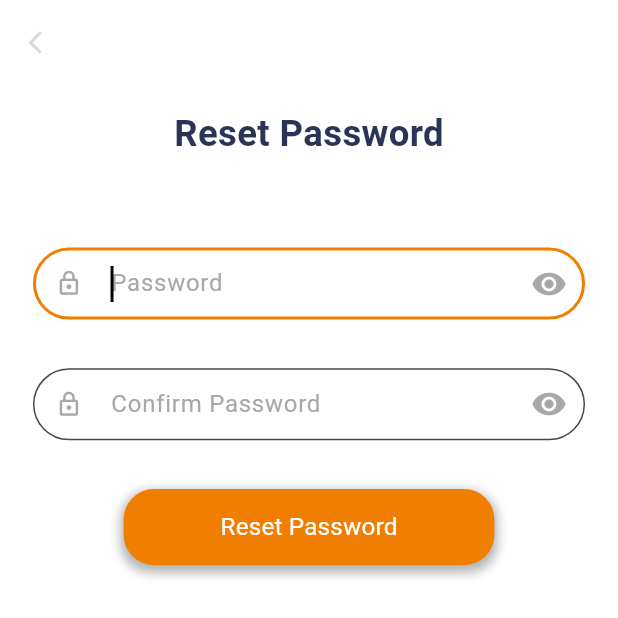
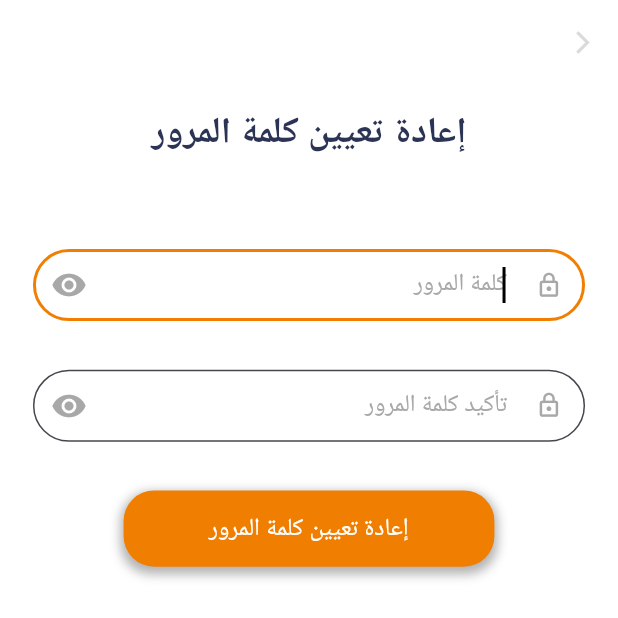
Before and after one commit to mahmoudsaber11/AlmosaferSah, a Flutter app: the ResetPasswordView screen opened by its route, on a phone screen of 412 x 824 dp. Shown: the top 618 px of the screen. Run offline on Flutter 3.47's test engine with Material 3 defaults, Android fonts, the light colour scheme and no system bars; our stand-ins replace equatable, flutter_bloc, flutter_screenutil, get_it, pinput, shared_preferences; accounts and stored records are empty.

Commit message:
finish reset password UI arabic

```diff
--- a/lib/almosafer_app.dart
+++ b/lib/almosafer_app.dart
@@ -16,7 +16,7 @@ class AlmosaferApp extends StatelessWidget {
       minTextAdapt: true,
       splitScreenMode: true,
       child: MaterialApp(
-        locale: const Locale('en'),
+        locale: const Locale('ar'),
         localizationsDelegates: const [
           S.delegate,
           GlobalMaterialLocalizations.delegate,
--- a/lib/features/auth/presentation/view/reset_password_view.dart
+++ b/lib/features/auth/presentation/view/reset_password_view.dart
@@ -2,6 +2,7 @@ import 'package:almosafer_sah/core/utils/functions/app_colors.dart';
 import 'package:almosafer_sah/core/utils/functions/app_navigator.dart';
 import 'package:almosafer_sah/core/utils/functions/app_styles.dart';
 import 'package:almosafer_sah/features/auth/presentation/widgets/reset_password/reset_password_view_form.dart';
+import 'package:almosafer_sah/generated/l10n.dart';
 import 'package:flutter/material.dart';
 import 'package:flutter_screenutil/flutter_screenutil.dart';
 
@@ -27,7 +28,7 @@ class ResetPasswordView extends StatelessWidget {
               height: 15.h,
             ),
             Text(
-              "Reset Password",
+              S.of(context).resetTitle,
               style: AppStyles.textStyle24SemiBold,
             ),
             SizedBox(
--- a/lib/features/auth/presentation/widgets/reset_password/login_dialog.dart
+++ b/lib/features/auth/presentation/widgets/reset_password/login_dialog.dart
@@ -1,5 +1,6 @@
 import 'package:almosafer_sah/core/utils/functions/app_styles.dart';
 import 'package:almosafer_sah/core/utils/widgets/custom_general_button.dart';
+import 'package:almosafer_sah/generated/l10n.dart';
 import 'package:flutter/material.dart';
 import 'package:flutter_screenutil/flutter_screenutil.dart';
 
@@ -25,7 +26,7 @@ class LoginDialog extends StatelessWidget {
             size: 50.w,
           ),
           SizedBox(height: 24.h),
-          Text("Password has been changed successfully",
+          Text(S.of(context).subTitleDialog,
               textAlign: TextAlign.center,
               style: AppStyles.textStyle20Medium.copyWith(fontSize: 16.sp)),
           SizedBox(
@@ -33,7 +34,7 @@ class LoginDialog extends StatelessWidget {
           ),
           CustomGeneralButton(
             width: 163.w,
-            text: "LOG IN",
+            text: S.of(context).textButtonLogin,
             onPressed: () {
               //  context.navigateTo(routeName: Routes.loginViewRoute);
             },
--- a/lib/features/auth/presentation/widgets/reset_password/reset_password_view_form.dart
+++ b/lib/features/auth/presentation/widgets/reset_password/reset_password_view_form.dart
@@ -113,7 +113,7 @@ class _LoginViewFormState extends State<ResetPasswordForm> {
             ),
             CustomGeneralButton(
                 width: 225.w,
-                text: "Reset Password",
+                text: S.of(context).resetTextButton,
                 onPressed: () async {
                   await showDialog(
                     context: context,
--- a/lib/l10n/intl_ar.arb
+++ b/lib/l10n/intl_ar.arb
@@ -37,5 +37,9 @@
     "OTPTitle":" التحقق من OTP ",
     "OTPSubTitle":"لقد أرسلنا رمزًا إلى example@gmail.com",
     "OTPCode":"ادخل رمز التحقق",
-    "OTPVerify":"تحقق "
+    "OTPVerify":"تحقق ",
+
+    "resetTitle":"إعادة تعيين كلمة المرور",
+    "resetTextButton" :"إعادة تعيين كلمة المرور",
+    "subTitleDialog" : "تم تغيير كلمة المرور بنجاح"
   }
```
Also changed, not shown: lib/l10n/intl_en.arb (+6 -1 lines), lib/generated/intl/messages_ar.dart, lib/generated/intl/messages_en.dart, lib/generated/l10n.dart.
